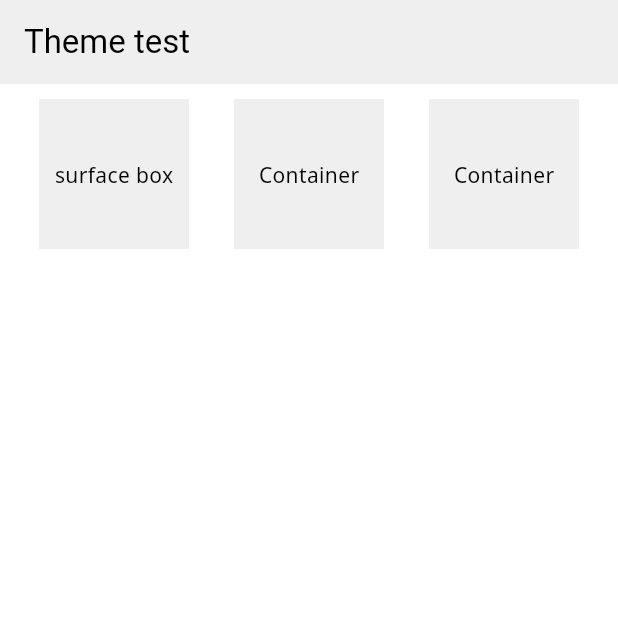
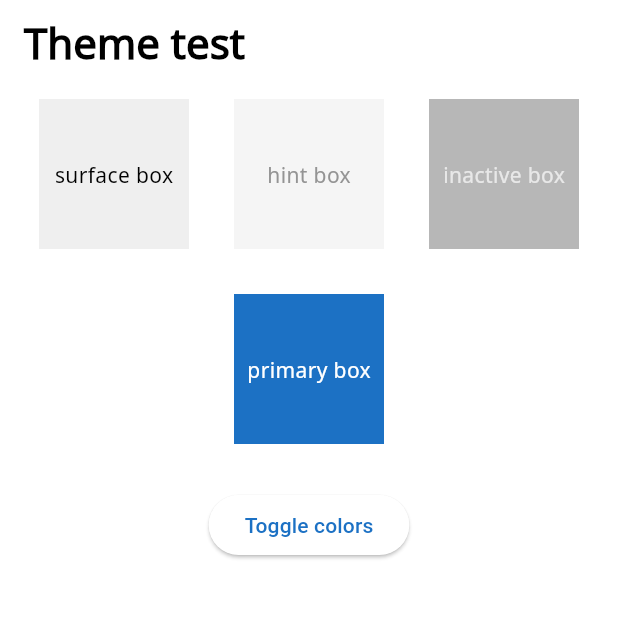
Before and after one commit to kihyun1998/flutter_theme_system, a Flutter app: the screen it shows after launch, on a phone screen of 412 x 824 dp, the top half of it. Run offline on Flutter 3.47's test engine with Material 3 defaults, Android fonts, the phone set to English and light mode, and no system bars; our stand-ins replace flutter_riverpod, riverpod_annotation; generated files the repository leaves out were written again; project files that could hold a hidden picture were left out.

Commit message:
light theme 완성

```diff
--- a/lib/extensions/themedata_ext.dart
+++ b/lib/extensions/themedata_ext.dart
@@ -13,10 +13,11 @@ extension ThemeServiceExt on WidgetRef {
         colorScheme: ColorScheme.fromSwatch().copyWith(
           primary: theme.color.primary,
         ),
+        appBarTheme: AppBarTheme(
+          backgroundColor: theme.color.background,
+          titleTextStyle: theme.font.headline1,
+        ),
         scaffoldBackgroundColor: theme.color.surface,
-        appBarTheme: AppBarTheme(
-          backgroundColor: theme.color.surface,
-        ),
         tabBarTheme: TabBarTheme(
           dividerColor: theme.color.surface,
           dividerHeight: 3,
--- a/lib/main.dart
+++ b/lib/main.dart
@@ -1,5 +1,6 @@
 import 'package:flutter/material.dart';
 import 'package:flutter_riverpod/flutter_riverpod.dart';
+import 'package:flutter_theme_system/extensions/provider/theme_provider.dart';
 import 'package:flutter_theme_system/extensions/themedata_ext.dart';
 
 void main() {
@@ -28,49 +29,53 @@ class MyApp extends ConsumerWidget {
                 Row(
                   mainAxisAlignment: MainAxisAlignment.center,
                   children: [
-                    Container(
-                      width: 100,
-                      height: 100,
-                      decoration: BoxDecoration(
+                    ColorBox(
                         color: ref.theme.color.surface,
-                      ),
-                      child: Center(
-                        child: Text(
-                          "surface box",
-                          style: ref.theme.font.body1,
-                        ),
+                        text: "surface box",
+                        textStyle: ref.theme.font.body1),
+                    const SizedBox(width: 30),
+                    ColorBox(
+                      color: ref.theme.color.hintContainer,
+                      text: "hint box",
+                      textStyle: ref.theme.font.body1.copyWith(
+                        color: ref.theme.color.hint,
                       ),
                     ),
                     const SizedBox(width: 30),
-                    Container(
-                      width: 100,
-                      height: 100,
-                      decoration: BoxDecoration(
-                        color: ref.theme.color.surface,
-                      ),
-                      child: Center(
-                        child: Text(
-                          "Container",
-                          style: ref.theme.font.body1,
-                        ),
-                      ),
-                    ),
-                    const SizedBox(width: 30),
-                    Container(
-                      width: 100,
-                      height: 100,
-                      decoration: BoxDecoration(
-                        color: ref.theme.color.surface,
-                      ),
-                      child: Center(
-                        child: Text(
-                          "Container",
-                          style: ref.theme.font.body1,
-                        ),
+                    ColorBox(
+                      color: ref.theme.color.inactiveContainer,
+                      text: "inactive box",
+                      textStyle: ref.theme.font.body1.copyWith(
+                        color: ref.theme.color.onInactiveContainer,
                       ),
                     ),
                   ],
                 ),
+                const SizedBox(height: 30),
+                Row(
+                  mainAxisAlignment: MainAxisAlignment.center,
+                  children: [
+                    ColorBox(
+                      color: ref.theme.color.primary,
+                      text: "primary box",
+                      textStyle: ref.theme.font.body1.copyWith(
+                        color: ref.theme.color.onPrimary,
+                      ),
+                    ),
+                  ],
+                ),
+                const SizedBox(height: 30),
+                Row(
+                  mainAxisAlignment: MainAxisAlignment.center,
+                  children: [
+                    ElevatedButton(
+                      onPressed: () {
+                        ref.read(themeProvider.notifier).toggleTheme();
+                      },
+                      child: const Text("Toggle colors"),
+                    )
+                  ],
+                )
               ],
             ),
           ),
@@ -79,3 +84,33 @@ class MyApp extends ConsumerWidget {
     );
   }
 }
+
+class ColorBox extends ConsumerWidget {
+  const ColorBox({
+    super.key,
+    required this.color,
+    required this.text,
+    required this.textStyle,
+  });
+
+  final Color color;
+  final String text;
+  final TextStyle textStyle;
+
+  @override
+  Widget build(BuildContext context, WidgetRef ref) {
+    return Container(
+      width: 100,
+      height: 100,
+      decoration: BoxDecoration(
+        color: color,
+      ),
+      child: Center(
+        child: Text(
+          text,
+          style: textStyle,
+        ),
+      ),
+    );
+  }
+}
--- a/lib/style/foundation/app_color.dart
+++ b/lib/style/foundation/app_color.dart
@@ -5,7 +5,6 @@ class AppColor {
     required this.surface,
     required this.background,
     required this.text,
-    required this.subtext,
     required this.hint,
     required this.hintContainer,
     required this.onHintContainer,
@@ -14,8 +13,6 @@ class AppColor {
     required this.onInactiveContainer,
     required this.primary,
     required this.onPrimary,
-    required this.secondary,
-    required this.onSecondary,
   });
 
   /// Surface
@@ -24,7 +21,6 @@ class AppColor {
 
   /// Text
   final Color text;
-  final Color subtext;
 
   /// Hint
   final Color hint;
@@ -38,6 +34,4 @@ class AppColor {
 
   final Color primary;
   final Color onPrimary;
-  final Color secondary;
-  final Color onSecondary;
 }
--- a/lib/style/theme/dart_theme.dart
+++ b/lib/style/theme/dart_theme.dart
@@ -11,7 +11,6 @@ class DarkTheme implements AppTheme {
     surface: Palette.grey800,
     background: Palette.black.withOpacity(0.55), //배경색
     text: Palette.grey100,
-    subtext: Palette.grey500,
     hint: Palette.grey600,
     hintContainer: Palette.grey770,
     onHintContainer: Palette.grey350,
@@ -20,8 +19,6 @@ class DarkTheme implements AppTheme {
     onInactiveContainer: Palette.grey400,
     primary: Palette.blue,
     onPrimary: Palette.white,
-    secondary: Palette.grey,
-    onSecondary: Palette.white,
   );
 
   @override
--- a/lib/style/theme/light_theme.dart
+++ b/lib/style/theme/light_theme.dart
@@ -11,17 +11,14 @@ class LightTheme implements AppTheme {
     surface: Palette.grey200,
     background: Palette.white, //배경색
     text: Palette.black,
-    subtext: Palette.grey700,
     hint: Palette.grey500,
     hintContainer: Palette.grey150,
     onHintContainer: Palette.grey500,
     inactive: Palette.grey400,
-    inactiveContainer: Palette.grey250,
-    onInactiveContainer: Palette.white,
+    inactiveContainer: Palette.grey400,
+    onInactiveContainer: Palette.grey250,
     primary: Palette.blue,
     onPrimary: Palette.white,
-    secondary: Palette.ivoryPrimary,
-    onSecondary: Palette.white,
   );
 
   @override
```
